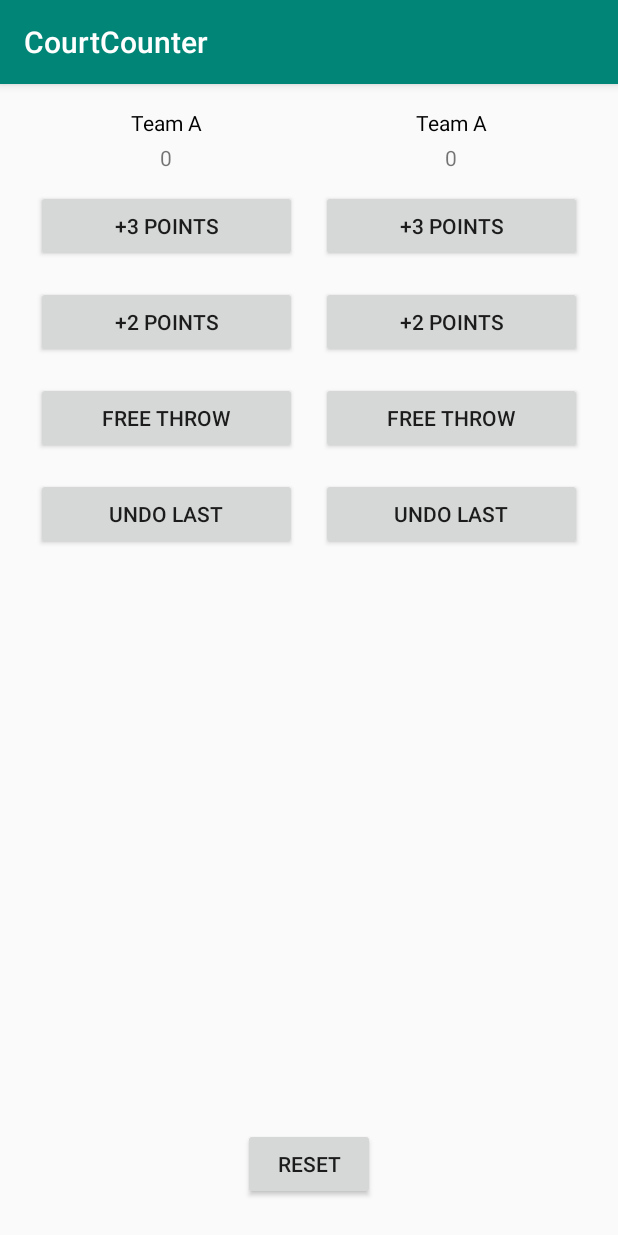
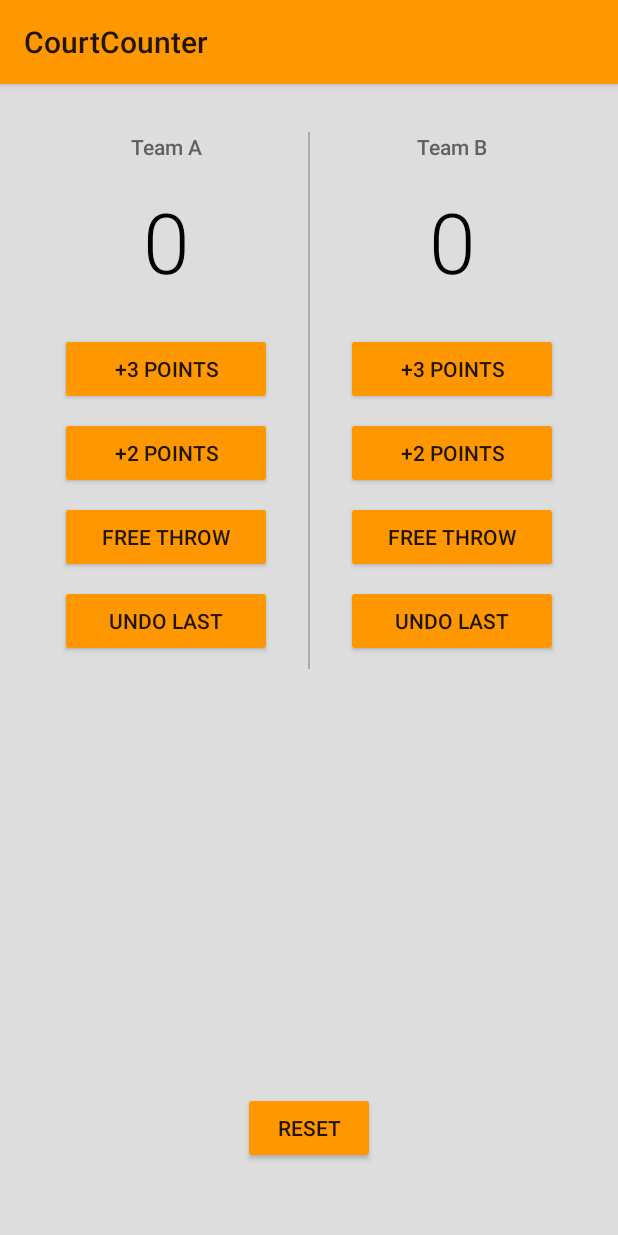
Before and after one commit to mikkamax/CourtCounter, an Android app: the screen it shows after launch (MainActivity), on a phone screen of 412 x 824 dp. Run offline under Robolectric (Android 15) with nearby library versions, the phone set to English and light mode, and no system bars.

Commit message:
Styling the app

```diff
--- a/app/src/main/res/layout/activity_main.xml
+++ b/app/src/main/res/layout/activity_main.xml
@@ -3,8 +3,9 @@
     xmlns:tools="http://schemas.android.com/tools"
     android:layout_width="match_parent"
     android:layout_height="match_parent"
-    android:layout_margin="16dp"
+    android:padding="16dp"
     android:orientation="vertical"
+    android:background="#dddddd"
     tools:context=".MainActivity">
 
     <LinearLayout
@@ -12,106 +13,133 @@
         android:layout_height="wrap_content"
         android:orientation="horizontal"
         android:baselineAligned="false"
+        android:layout_marginTop="16dp"
         >
 
         <LinearLayout
             android:layout_width="0dp"
             android:layout_height="wrap_content"
             android:layout_weight="1"
-            android:orientation="vertical">
+            android:orientation="vertical"
+            android:paddingLeft="24dp"
+            android:paddingRight="24dp"
+            >
 
             <TextView
                 android:layout_width="match_parent"
                 android:layout_height="wrap_content"
-                android:layout_marginBottom="4dp"
+                android:layout_marginBottom="16dp"
                 android:gravity="center_horizontal"
                 android:text="@string/team_a"
-                android:textColor="@android:color/black" />
+                android:textSize="14sp"
+                android:textColor="#616161"
+                android:fontFamily="sans-serif-medium"
+                 />
 
             <TextView
                 android:id="@+id/team_a_score"
                 android:layout_width="match_parent"
                 android:layout_height="wrap_content"
-                android:layout_marginBottom="4dp"
+                android:layout_marginBottom="24dp"
                 android:gravity="center_horizontal"
-                android:text="@string/zero" />
+                android:text="@string/zero"
+                android:textSize="56sp"
+                android:textColor="#000000"
+                android:fontFamily="sans-serif-light"
+                />
 
             <Button
                 android:layout_width="match_parent"
                 android:layout_height="wrap_content"
-                android:layout_margin="8dp"
+                android:layout_marginBottom="8dp"
                 android:onClick="plus3TeamA"
                 android:text="@string/threePoints" />
 
             <Button
                 android:layout_width="match_parent"
                 android:layout_height="wrap_content"
-                android:layout_margin="8dp"
+                android:layout_marginBottom="8dp"
                 android:onClick="plus2TeamA"
                 android:text="@string/twoPoints" />
 
             <Button
                 android:layout_width="match_parent"
                 android:layout_height="wrap_content"
-                android:layout_margin="8dp"
+                android:layout_marginBottom="8dp"
                 android:onClick="plus1TeamA"
                 android:text="@string/freeThrow" />
 
             <Button
                 android:layout_width="match_parent"
                 android:layout_height="wrap_content"
-                android:layout_margin="8dp"
+                android:layout_marginBottom="8dp"
                 android:onClick="undoLastA"
                 android:text="@string/undo" />
         </LinearLayout>
+
+        <View
+            android:layout_width="1dp"
+            android:layout_height="match_parent"
+            android:background="@android:color/darker_gray"
+            />
 
         <LinearLayout
             android:layout_width="0dp"
             android:layout_height="wrap_content"
             android:layout_weight="1"
-            android:orientation="vertical">
+            android:orientation="vertical"
+            android:paddingLeft="24dp"
+            android:paddingRight="24dp"
+            >
 
             <TextView
                 android:layout_width="match_parent"
                 android:layout_height="wrap_content"
-                android:layout_marginBottom="4dp"
+                android:layout_marginBottom="16dp"
                 android:gravity="center_horizontal"
-                android:text="@string/team_a"
-                android:textColor="@android:color/black" />
+                android:text="@string/team_b"
+                android:textSize="14sp"
+                android:textColor="#616161"
+                android:fontFamily="sans-serif-medium"
+                />
 
             <TextView
                 android:id="@+id/team_b_score"
                 android:layout_width="match_parent"
                 android:layout_height="wrap_content"
-                android:layout_marginBottom="4dp"
+                android:layout_marginBottom="24dp"
                 android:gravity="center_horizontal"
-                android:text="@string/zero" />
+                android:text="@string/zero"
+                android:textSize="56sp"
+                android:textColor="#000000"
+                android:fontFamily="sans-serif-light"
+                />
 
             <Button
                 android:layout_width="match_parent"
                 android:layout_height="wrap_content"
-                android:layout_margin="8dp"
+                android:layout_marginBottom="8dp"
                 android:onClick="plus3TeamB"
                 android:text="@string/threePoints" />
 
             <Button
                 android:layout_width="match_parent"
                 android:layout_height="wrap_content"
-                android:layout_margin="8dp"
+                android:layout_marginBottom="8dp"
                 android:onClick="plus2TeamB"
                 android:text="@string/twoPoints" />
 
             <Button
                 android:layout_width="match_parent"
                 android:layout_height="wrap_content"
-                android:layout_margin="8dp"
+                android:layout_marginBottom="8dp"
                 android:onClick="plus1TeamB"
                 android:text="@string/freeThrow" />
 
             <Button
                 android:layout_width="match_parent"
                 android:layout_height="wrap_content"
-                android:layout_margin="8dp"
+                android:layout_marginBottom="8dp"
                 android:onClick="undoLastB"
                 android:text="@string/undo" />
         </LinearLayout>
@@ -122,7 +150,7 @@
         android:layout_height="wrap_content"
         android:layout_alignParentBottom="true"
         android:layout_centerHorizontal="true"
-        android:layout_margin="8dp"
+        android:layout_marginBottom="32dp"
         android:onClick="reset"
         android:text="@string/reset" />
 
--- a/app/src/main/res/values/strings.xml
+++ b/app/src/main/res/values/strings.xml
@@ -1,7 +1,7 @@
 <resources>
     <string name="app_name">CourtCounter</string>
     <string name="team_a">Team A</string>
-    <string name="team_B">Team A</string>
+    <string name="team_b">Team B</string>
     <string name="zero">0</string>
     <string name="freeThrow">Free Throw</string>
     <string name="twoPoints">+2 points</string>
--- a/app/src/main/res/values/styles.xml
+++ b/app/src/main/res/values/styles.xml
@@ -1,11 +1,10 @@
 <resources>
 
     <!-- Base application theme. -->
-    <style name="AppTheme" parent="Theme.AppCompat.Light.DarkActionBar">
+    <style name="AppTheme" parent="Theme.AppCompat.Light">
         <!-- Customize your theme here. -->
-        <item name="colorPrimary">@color/colorPrimary</item>
-        <item name="colorPrimaryDark">@color/colorPrimaryDark</item>
-        <item name="colorAccent">@color/colorAccent</item>
+        <item name="colorPrimary">#FF9800</item>
+        <item name="colorButtonNormal">#FF9800</item>
     </style>
 
 </resources>
```
